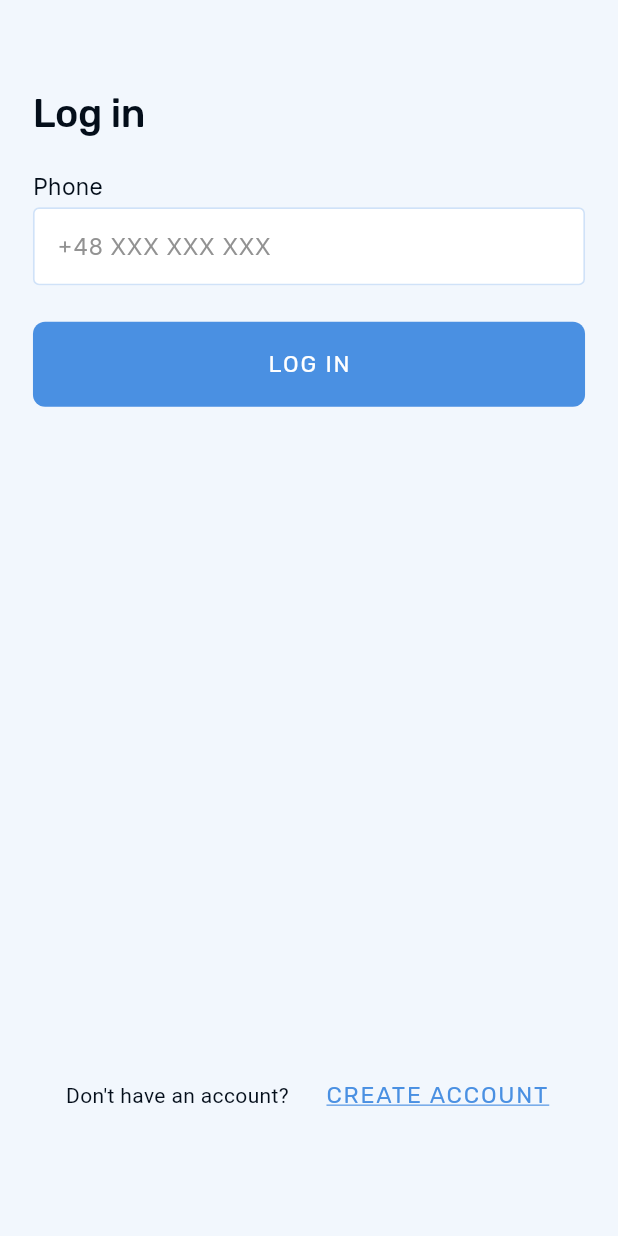
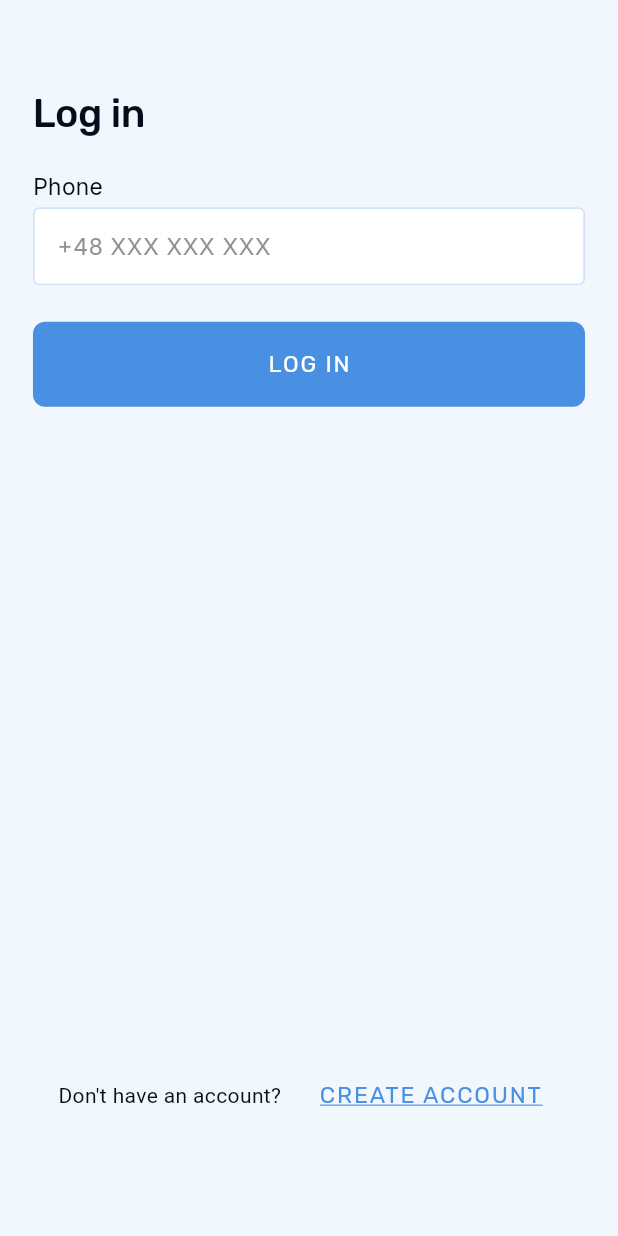
Before and after one commit to WebgateSystems/akademy2-mobile, a Flutter app: the screen it shows after launch, on a phone screen of 412 x 824 dp. Run offline on Flutter 3.47's test engine with Material 3 defaults, Android fonts, the light colour scheme and no system bars; our stand-ins replace connectivity_plus, dio, file_picker, flutter_riverpod, flutter_screenutil, flutter_secure_storage and 8 more; missing offline and left inert: dio_smart_retry, flutter_pdfview, isar_plus, mobile_scanner, video_thumbnail; accounts and stored records are empty; generated files the repository leaves out were written again; statements that could not run were skipped.

Commit message:
ActionTextButtonWidget тепер має прапор fullWidth (за замовчуванням true). У LoginPage встановив fullWidth: false і прибрав розтягування на всю ширину, додав лише невеликий відступ між текстом і кнопкою — тепер кнопка займає мінімальну ширину.

```diff
--- a/lib/app/view/action_textbutton_widget.dart
+++ b/lib/app/view/action_textbutton_widget.dart
@@ -7,6 +7,7 @@ class ActionTextButtonWidget extends StatelessWidget {
   final bool loading;
   final Color? color;
   final VoidCallback? onPressed;
+  final bool fullWidth;
 
   const ActionTextButtonWidget({
     super.key,
@@ -14,13 +15,14 @@ class ActionTextButtonWidget extends StatelessWidget {
     this.loading = false,
     this.color,
     required this.onPressed,
+    this.fullWidth = true,
   });
 
   @override
   Widget build(BuildContext context) {
     return SizedBox(
       height: 56.h,
-      width: double.infinity,
+      width: fullWidth ? double.infinity : null,
       child: Container(
         alignment: Alignment.center,
         decoration: BoxDecoration(
--- a/lib/features/auth/login_page.dart
+++ b/lib/features/auth/login_page.dart
@@ -114,20 +114,20 @@ class _LoginPageState extends ConsumerState<LoginPage> {
             loading: isLoading,
           ),
           Spacer(),
-          Row(
-            crossAxisAlignment: CrossAxisAlignment.center,
-            mainAxisSize: MainAxisSize.max,
-            children: [
-              Padding(
-                  padding: EdgeInsetsGeometry.only(left: 20.w),
-                  child: Text(l10n.loginCreateAccountPrompt)),
-              Flexible(
-                child: ActionTextButtonWidget(
+          Center(
+            child: Row(
+              crossAxisAlignment: CrossAxisAlignment.center,
+              mainAxisSize: MainAxisSize.min,
+              children: [
+                Text(l10n.loginCreateAccountPrompt),
+                SizedBox(width: 12.w),
+                ActionTextButtonWidget(
                   onPressed: () => context.go('/create-account'),
                   text: l10n.loginCreateAccountCta,
+                  fullWidth: false,
                 ),
-              ),
-            ],
+              ],
+            ),
           ),
         ],
       ),
```
